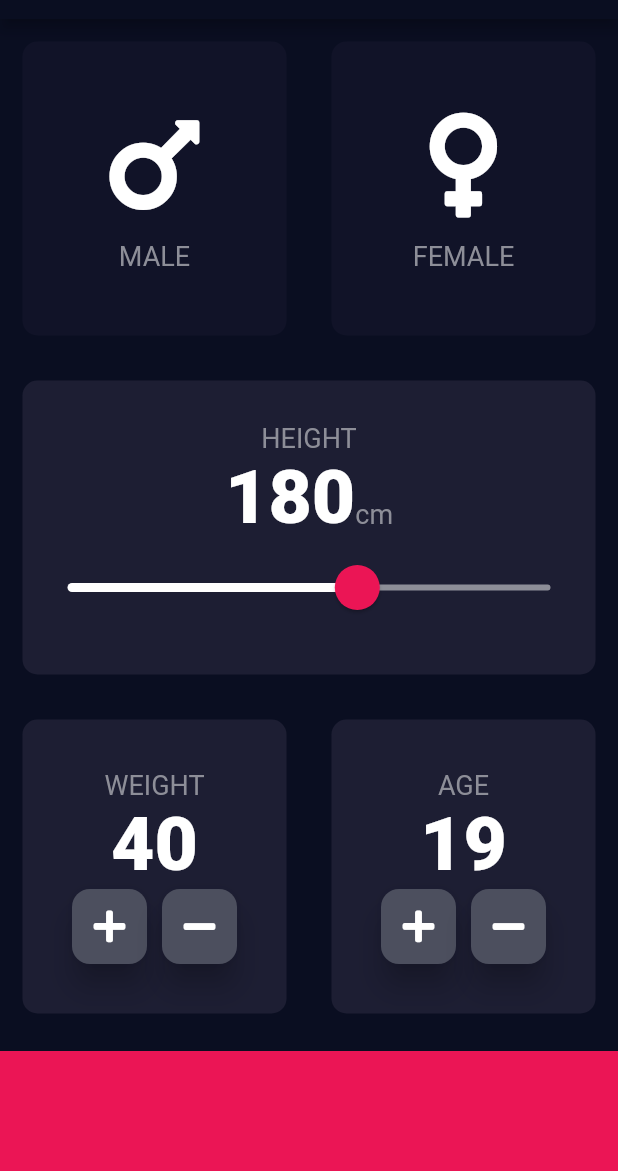
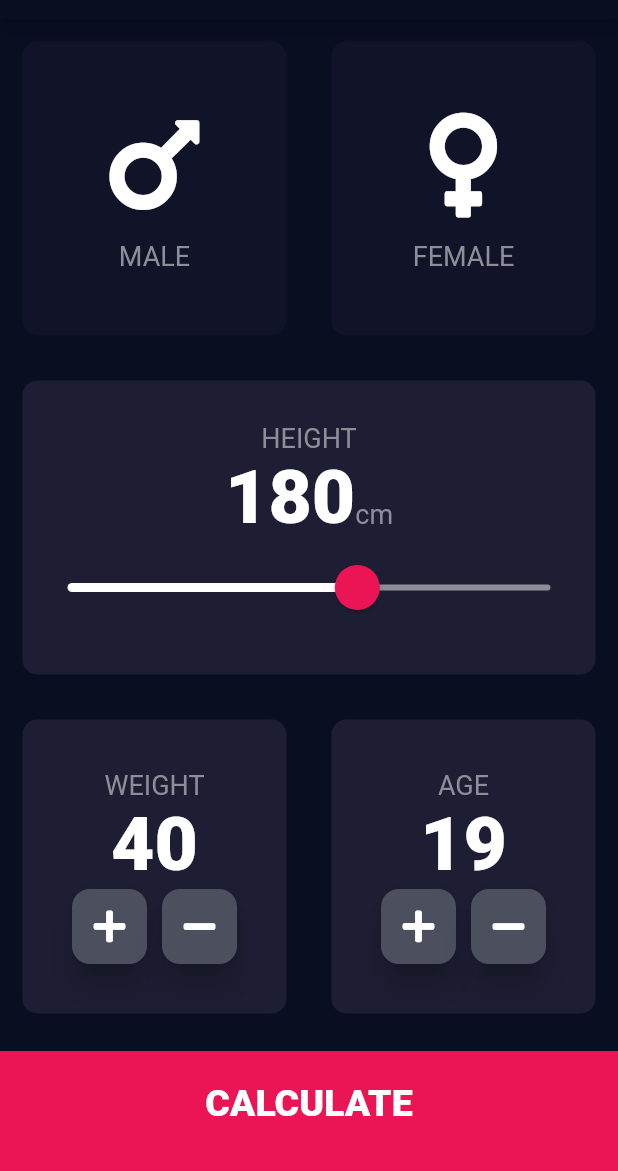
Before and after one commit to Xheghun/bmi_calculator, a Flutter app: the screen it shows after launch, on a phone screen of 412 x 824 dp, the part 65-1236 px from its top. Run offline on Flutter 3.47's test engine with Material 2 defaults, Android fonts, the phone set to English and light mode, and no system bars; our stand-ins replace font_awesome_flutter.

Commit message:
final app

```diff
--- a/lib/constants.dart
+++ b/lib/constants.dart
@@ -6,10 +6,17 @@ const KFontColor = Color(0xFF8D8E98);
 const KBottomContainerHeight = 80.0;
 const KActiveCardColor = Color(0xFF1D1E33);
 const KInactiveCardColor = Color(0xFF111328);
-
 const KFabBackgroundColor = Color(0xFF4C4F5E);
-
 const KBottomContainerColor = Color(0xFFEB1555);
+const KGreenColor = Color(0xFF24D876);
 
 const KLabelTextStyle = TextStyle(fontSize: 18, color: KFontColor);
-const KLargeTextStyle = TextStyle(fontSize: 50.0, fontWeight: FontWeight.w900);
+
+final bodyTextStyle =
+extraLargeTextStyle.copyWith(fontSize: 20, fontWeight: FontWeight.w500);
+final extraLargeTextStyle = KLabelTextStyle.copyWith(
+    fontSize: 100, fontWeight: FontWeight.w900, color: Colors.white);
+final largeTextStyle = extraLargeTextStyle.copyWith(fontSize: 50);
+final mediumTextStyle = extraLargeTextStyle.copyWith(fontSize: 25.0);
+final greenTextStyle =
+extraLargeTextStyle.copyWith(color: KGreenColor, fontSize: 18);
--- a/lib/main.dart
+++ b/lib/main.dart
@@ -1,4 +1,4 @@
-import 'package:bmi_calculator/input_page.dart';
+import 'package:bmi_calculator/screens/input_page.dart';
 import 'package:flutter/material.dart';
 
 void main() => runApp(BMICalculator());
--- a/lib/input_page.dart
+++ b/lib/screens/input_page.dart
@@ -1,9 +1,12 @@
-import 'package:bmi_calculator/reusable_card.dart';
+import 'package:bmi_calculator/calculator.dart';
+import 'package:bmi_calculator/screens/results_page.dart';
+import 'package:bmi_calculator/widgets/reusable_card.dart';
 import 'package:flutter/material.dart';
 import 'package:font_awesome_flutter/font_awesome_flutter.dart';
 
-import 'card_child.dart';
-import 'constants.dart';
+import '../constants.dart';
+import '../widgets/bottom_button.dart';
+import '../widgets/card_child.dart';
 
 enum Gender { MALE, FEMALE }
 
@@ -81,7 +84,7 @@ class _InputPageState extends State<InputPage> {
                       children: <Widget>[
                         Text(
                           height.toString(),
-                          style: KLargeTextStyle,
+                          style: largeTextStyle,
                         ),
                         Text(
                           "cm",
@@ -130,7 +133,7 @@ class _InputPageState extends State<InputPage> {
                         ),
                         Text(
                           weight.toString(),
-                          style: KLargeTextStyle,
+                          style: largeTextStyle,
                         ),
                         Row(
                           mainAxisAlignment: MainAxisAlignment.center,
@@ -176,7 +179,7 @@ class _InputPageState extends State<InputPage> {
                         ),
                         Text(
                           age.toString(),
-                          style: KLargeTextStyle,
+                          style: largeTextStyle,
                         ),
                         Row(
                           mainAxisAlignment: MainAxisAlignment.center,
@@ -213,11 +216,22 @@ class _InputPageState extends State<InputPage> {
               ],
             ),
           ),
-          Container(
-            color: KBottomContainerColor,
-            margin: EdgeInsets.only(top: 10),
-            width: double.infinity,
-            height: KBottomContainerHeight,
+          BottomButton(
+            onTap: () {
+              CalculatorBrain calc =
+              CalculatorBrain(height: height, weight: weight);
+
+              Navigator.push(
+                  context,
+                  MaterialPageRoute(
+                      builder: (context) =>
+                          ResultPage(
+                            bmiResult: calc.calculateBMI(),
+                            interpretation: calc.getInterpretation(),
+                            resultText: calc.getResult(),
+                          )));
+            },
+            buttonText: "CALCULATE",
           )
         ],
       ),
--- /dev/null
+++ b/lib/widgets/bottom_button.dart
@@ -0,0 +1,30 @@
+import 'package:flutter/material.dart';
+
+import '../constants.dart';
+
+class BottomButton extends StatelessWidget {
+  final Function onTap;
+  final String buttonText;
+
+  BottomButton({this.onTap, this.buttonText});
+
+  @override
+  Widget build(BuildContext context) {
+    return GestureDetector(
+      onTap: onTap,
+      child: Container(
+        padding: EdgeInsets.only(bottom: 10),
+        child: Center(
+          child: Text(
+            buttonText,
+            style: mediumTextStyle,
+          ),
+        ),
+        color: KBottomContainerColor,
+        margin: EdgeInsets.only(top: 10),
+        width: double.infinity,
+        height: KBottomContainerHeight,
+      ),
+    );
+  }
+}
--- a/lib/card_child.dart
+++ b/lib/widgets/card_child.dart
@@ -1,6 +1,6 @@
 import 'package:flutter/material.dart';
 
-import 'constants.dart';
+import '../constants.dart';
 
 class CardChild extends StatelessWidget {
   final String label;
```
Also changed, not shown: lib/calculator.dart (added, +35 -0 lines), lib/screens/results_page.dart (added, +76 -0 lines), lib/widgets/reusable_card.dart (renamed from lib/reusable_card.dart).
